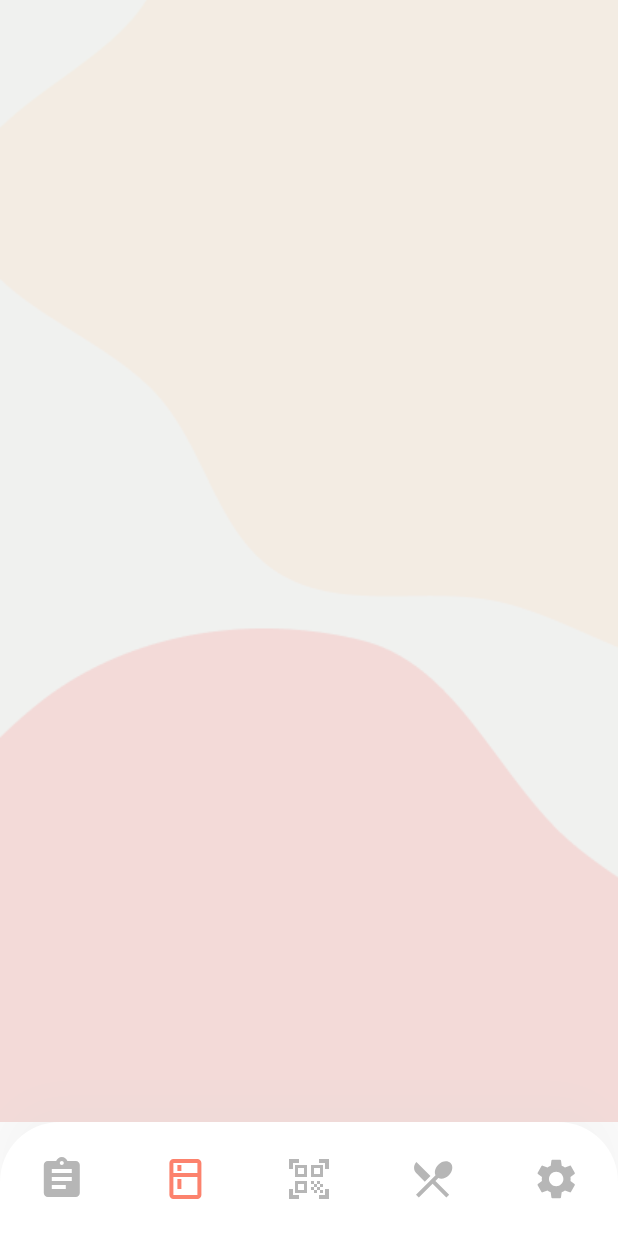
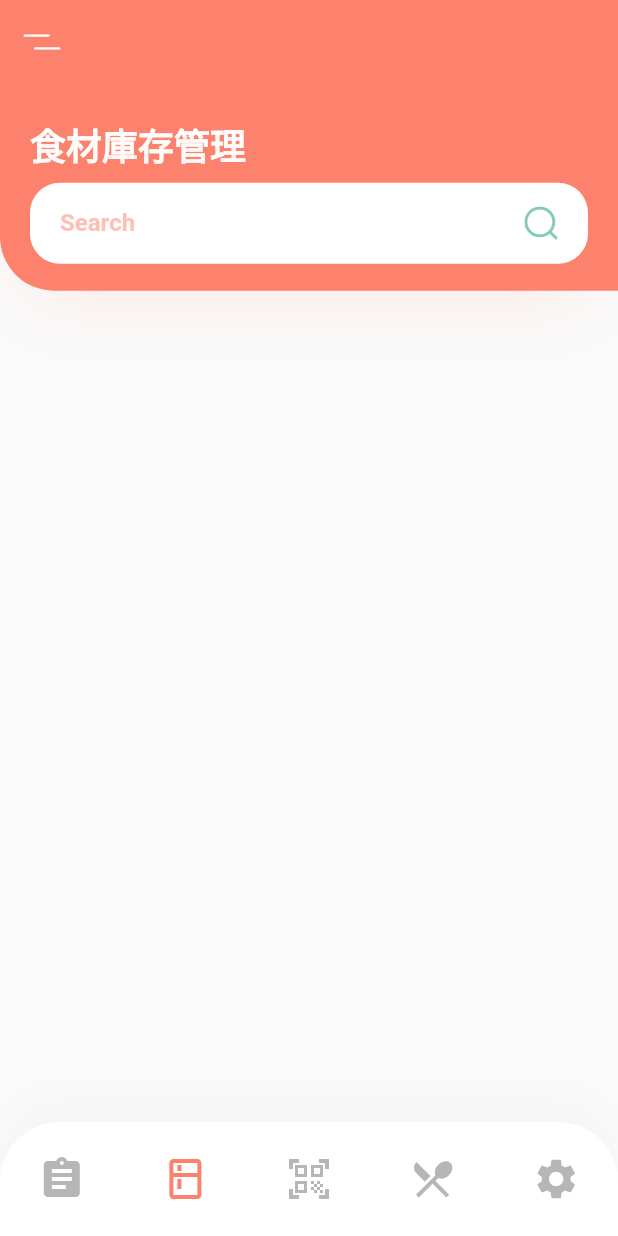
Before and after one commit to FOR-Shu/App_TaoSian, a Flutter app: the StoreScreen screen opened by its route, on a phone screen of 412 x 824 dp. Run offline on Flutter 3.47's test engine with Material 2 defaults, Android fonts, the phone set to English and light mode, and no system bars; our stand-ins replace flutter_svg; Roboto replaces fonts that are missing (Noto_Serif_TC).

Commit message:
- store screen update top bar.

```diff
--- a/main_app/lib/constants.dart
+++ b/main_app/lib/constants.dart
@@ -13,3 +13,5 @@ const kTextColor = Color(0xFF757575);
 const kAnimationDuration = Duration(milliseconds: 200);
 
 final kShadowColor = Color(0xFFACA8A8).withOpacity(.84);
+
+const double kDefaultPadding = 20.0;
--- a/main_app/lib/main.dart
+++ b/main_app/lib/main.dart
@@ -1,7 +1,7 @@
 import 'package:flutter/material.dart';
 //import 'package:main_app/constants.dart';
 import 'package:main_app/routes.dart';
-import 'package:main_app/screens/qrscan/qrscan_screen.dart';
+import 'package:main_app/screens/store/store_screen.dart';
 
 //import 'package:main_app/screens/home/home_screen.dart';
 void main() => runApp(MyApp());
@@ -17,7 +17,7 @@ class MyApp extends StatelessWidget {
       //home: SplashScreen(),
       // We use routeName so that we dont need to remember the name
       //* 想要看到什麼畫面就改什麼
-      initialRoute: QrScanScreen.routeName,
+      initialRoute: StoreScreen.routeName,
       routes: routes,
     );
   }
--- a/main_app/lib/screens/home/components/body.dart
+++ b/main_app/lib/screens/home/components/body.dart
@@ -1,6 +1,4 @@
 import 'package:flutter/material.dart';
-import 'package:main_app/constants.dart';
-import '../../../size_config.dart';
 
 class Body extends StatelessWidget {
   const Body({Key? key}) : super(key: key);
@@ -9,19 +7,6 @@ class Body extends StatelessWidget {
   Widget build(BuildContext context) {
     var size = MediaQuery.of(context).size;
     return Scaffold(
-      floatingActionButtonLocation: FloatingActionButtonLocation.endFloat,
-      floatingActionButton: FloatingActionButton(
-        onPressed: () {
-          // Add your onPressed code here!
-          print('press...');
-        },
-        backgroundColor: kPrimaryColor,
-        child: Icon(
-          Icons.add,
-          size: 40.0,
-          color: Colors.white,
-        ),
-      ),
       body: Container(
         width: double.infinity,
         decoration: BoxDecoration(
--- a/main_app/lib/screens/menu/components/body.dart
+++ b/main_app/lib/screens/menu/components/body.dart
@@ -1,5 +1,4 @@
 import 'package:flutter/material.dart';
-import '../../../size_config.dart';
 
 class Body extends StatelessWidget {
   @override
--- a/main_app/lib/screens/qrscan/components/body.dart
+++ b/main_app/lib/screens/qrscan/components/body.dart
@@ -1,6 +1,5 @@
 import 'package:flutter/material.dart';
 import 'package:main_app/constants.dart';
-import '../../../size_config.dart';
 
 class Body extends StatelessWidget {
   const Body({Key? key}) : super(key: key);
--- a/main_app/lib/screens/setting/components/body.dart
+++ b/main_app/lib/screens/setting/components/body.dart
@@ -1,6 +1,5 @@
 import 'package:flutter/material.dart';
 import 'package:main_app/constants.dart';
-import '../../../size_config.dart';
 
 class Body extends StatelessWidget {
   @override
--- a/main_app/lib/screens/store/components/body.dart
+++ b/main_app/lib/screens/store/components/body.dart
@@ -1,20 +1,17 @@
 import 'package:flutter/material.dart';
-import '../../../size_config.dart';
+import 'header_with_seachbox.dart';
 
 class Body extends StatelessWidget {
+  const Body({Key? key}) : super(key: key);
+
   @override
   Widget build(BuildContext context) {
-    return Scaffold(
-      body: Container(
-        width: double.infinity,
-        decoration: BoxDecoration(
-          image: DecorationImage(
-            image: AssetImage("assets/images/Background.png"),
-            alignment: Alignment.topCenter,
-            fit: BoxFit.fitWidth,
-          ),
-        ),
-      ),
+    var size = MediaQuery.of(context).size;
+    return Column(
+      crossAxisAlignment: CrossAxisAlignment.start,
+      children: <Widget>[
+        HeaderWithSearchBox(size: size),
+      ],
     );
   }
 }
--- /dev/null
+++ b/main_app/lib/screens/store/components/header_with_seachbox.dart
@@ -0,0 +1,97 @@
+import 'package:flutter/material.dart';
+import 'package:flutter_svg/flutter_svg.dart';
+
+import '../../../constants.dart';
+
+class HeaderWithSearchBox extends StatelessWidget {
+  const HeaderWithSearchBox({
+    Key? key,
+    required this.size,
+  }) : super(key: key);
+
+  final Size size;
+
+  @override
+  Widget build(BuildContext context) {
+    return Container(
+      margin: EdgeInsets.only(bottom: kDefaultPadding * 2.5),
+      // It will cover 20% of our total height
+      height: size.height * 0.2,
+      child: Stack(
+        children: <Widget>[
+          Container(
+            padding: EdgeInsets.only(
+              left: kDefaultPadding,
+              right: kDefaultPadding,
+              bottom: 36 + kDefaultPadding,
+            ),
+            height: size.height * 0.2 - 27,
+            decoration: BoxDecoration(
+              color: kPrimaryColor,
+              borderRadius: BorderRadius.only(
+                bottomLeft: Radius.circular(36),
+                //bottomRight: Radius.circular(36),
+              ),
+            ),
+            child: Row(
+              children: <Widget>[
+                Text(
+                  '食材庫存管理',
+                  style: Theme.of(context).textTheme.headline5!.copyWith(
+                      color: Colors.white, fontWeight: FontWeight.bold),
+                ),
+                Spacer(),
+                //Image.asset("assets/images/logo.png")
+              ],
+            ),
+          ),
+          Positioned(
+            bottom: 45,
+            left: 0,
+            right: 0,
+            child: Container(
+              alignment: Alignment.center,
+              margin: EdgeInsets.symmetric(horizontal: kDefaultPadding),
+              padding: EdgeInsets.symmetric(horizontal: kDefaultPadding),
+              height: 54,
+              decoration: BoxDecoration(
+                color: Colors.white,
+                borderRadius: BorderRadius.circular(20),
+                boxShadow: [
+                  BoxShadow(
+                    offset: Offset(0, 10),
+                    blurRadius: 50,
+                    color: kPrimaryColor.withOpacity(0.23),
+                  ),
+                ],
+              ),
+              child: Row(
+                children: <Widget>[
+                  Expanded(
+                    child: TextField(
+                      onChanged: (value) {},
+                      decoration: InputDecoration(
+                        hintText: "Search",
+                        hintStyle: TextStyle(
+                          fontWeight: FontWeight.w600,
+                          fontFamily: 'Noto_Serif_TC',
+                          color: kPrimaryColor.withOpacity(0.5),
+                        ),
+                        enabledBorder: InputBorder.none,
+                        focusedBorder: InputBorder.none,
+                        // surffix isn't working properly  with SVG
+                        // thats why we use row
+                        // suffixIcon: SvgPicture.asset("assets/icons/search.svg"),
+                      ),
+                    ),
+                  ),
+                  SvgPicture.asset("assets/icons/search_1.svg"),
+                ],
+              ),
+            ),
+          ),
+        ],
+      ),
+    );
+  }
+}
--- a/main_app/lib/screens/store/store_screen.dart
+++ b/main_app/lib/screens/store/store_screen.dart
@@ -1,4 +1,6 @@
 import 'package:flutter/material.dart';
+import 'package:flutter_svg/svg.dart';
+import 'package:main_app/constants.dart';
 import 'package:main_app/enums.dart';
 import 'package:main_app/components/coustom_bottom_nav_bar.dart';
 import 'components/body.dart';
@@ -8,8 +10,20 @@ class StoreScreen extends StatelessWidget {
   @override
   Widget build(BuildContext context) {
     return Scaffold(
+      appBar: buildAppBar(),
       body: Body(),
       bottomNavigationBar: CustomBottomNavBar(selectedMenu: MenuState.store),
     );
   }
+
+  AppBar buildAppBar() {
+    return AppBar(
+      elevation: 0,
+      backgroundColor: kPrimaryColor,
+      leading: IconButton(
+        icon: SvgPicture.asset("assets/icons/bar_menu.svg"),
+        onPressed: () {},
+      ),
+    );
+  }
 }
```
Also changed, not shown: main_app/assets/icons/add_circle.svg (added), main_app/assets/icons/bar_menu.svg (added), main_app/assets/icons/search.svg (added), main_app/assets/icons/search_1.svg (added), 1 other file.
